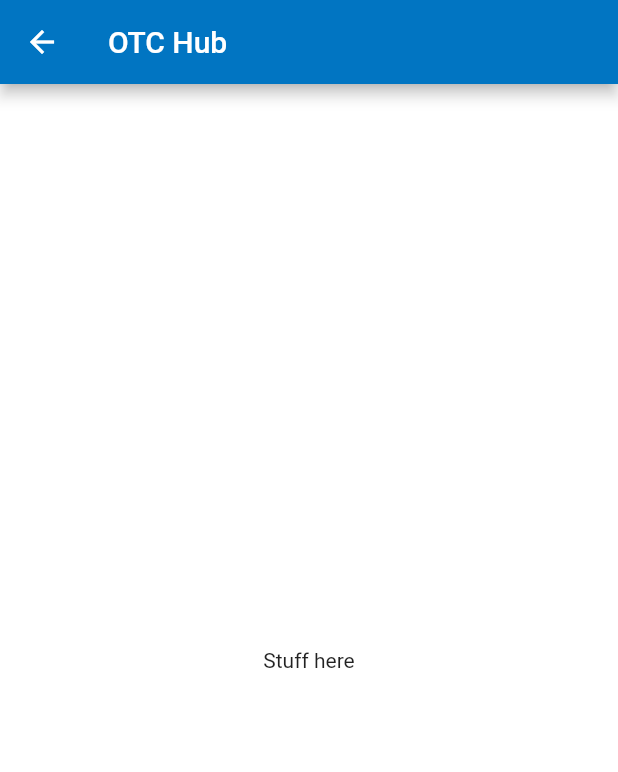
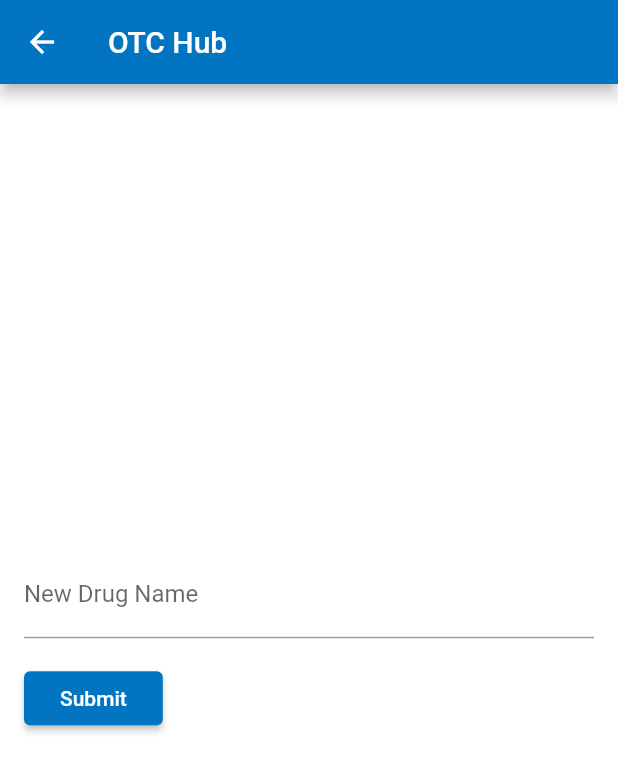
Before and after one commit to christophereluc/cs361, a Flutter app: the OtcRoute screen opened directly, on a phone screen of 412 x 824 dp. Shown: the top 772 px of the screen. Run offline on Flutter 3.47's test engine with Material 2 defaults, Android fonts, the phone set to English and light mode, and no system bars; our stand-ins replace flutter_datetime_picker, flutter_local_notifications, local_auth, progress_dialog.

Commit message:
Added in OTC screen

```diff
--- a/lib/otc/otc.dart
+++ b/lib/otc/otc.dart
@@ -1,4 +1,5 @@
 import 'package:flutter/material.dart';
+import 'package:progress_dialog/progress_dialog.dart';
 
 //Hub for hosting all app functionality (besides logging in)
 class OtcRoute extends StatelessWidget {
@@ -12,11 +13,101 @@ class OtcRoute extends StatelessWidget {
       body: Center(
         child: Column(
           mainAxisAlignment: MainAxisAlignment.center,
-          children: <Widget>[
-            Text('Stuff here'),
-          ],
+          children: <Widget>[NewOTCFormWidget()],
         ),
       ),
     );
   }
 }
+
+class NewOTCFormWidget extends StatefulWidget {
+  NewOTCFormWidget({Key key}) : super(key: key);
+
+  @override
+  _NewOTCFormWidgetState createState() => _NewOTCFormWidgetState();
+}
+
+class _FormData {
+  String drugName = '';
+}
+
+//Form state
+class _NewOTCFormWidgetState extends State<NewOTCFormWidget> {
+  final _formKey = GlobalKey<FormState>();
+  final _formData = _FormData();
+
+
+  @override
+  Widget build(BuildContext context) {
+    return Form(
+      key: _formKey,
+      child: Column(
+        crossAxisAlignment: CrossAxisAlignment.start,
+        children: <Widget>[
+          Padding(
+            padding: const EdgeInsets.only(
+                left: 16.0, right: 16.0, top: 8.0, bottom: 8.0),
+            child: TextFormField(
+              decoration: InputDecoration(labelText: 'New Drug Name'),
+              validator: (value) {
+                if (value.isEmpty) {
+                  return 'Please enter drug name';
+                }
+
+                return null;
+              },
+              onSaved: (value) => _formData.drugName = value,
+            ),
+          ),
+          Padding(
+            padding: const EdgeInsets.only(
+                left: 16.0, right: 16.0, top: 8.0, bottom: 32.0),
+            child: RaisedButton(
+              onPressed: _submitDataToServer,
+              child: Text('Submit'),
+            ),
+          ),
+        ],
+      ),
+    );
+  }
+
+  Future<void> _submitDataToServer() async {
+    // Validate will return true if the form is valid, or false if
+    // the form is invalid.
+    if (_formKey.currentState.validate()) {
+      _formKey.currentState.save();
+
+      ProgressDialog pr = ProgressDialog(context, ProgressDialogType.Normal);
+      pr.setMessage("Loading");
+      pr.show();
+
+      //TODO Replace this with API call
+      await Future.delayed(new Duration(seconds: 5));
+
+      setState(() {
+        pr.hide();
+        showDialog(
+            context: context,
+            barrierDismissible: false,
+            builder: (BuildContext context) {
+              return AlertDialog(
+                content: Text("Data submitted"),
+                actions: <Widget>[
+                  FlatButton(
+                    child: Text("Close"),
+                    onPressed: () {
+                      //Dismiss dialog
+                      Navigator.pop(context);
+
+                      //Go back to the hub
+                      Navigator.pop(context);
+                    },
+                  )
+                ],
+              );
+            });
+      });
+    }
+  }
+}
```
Also changed, not shown: lib/otc/new_drug_model.dart (added, +19 -0 lines).
